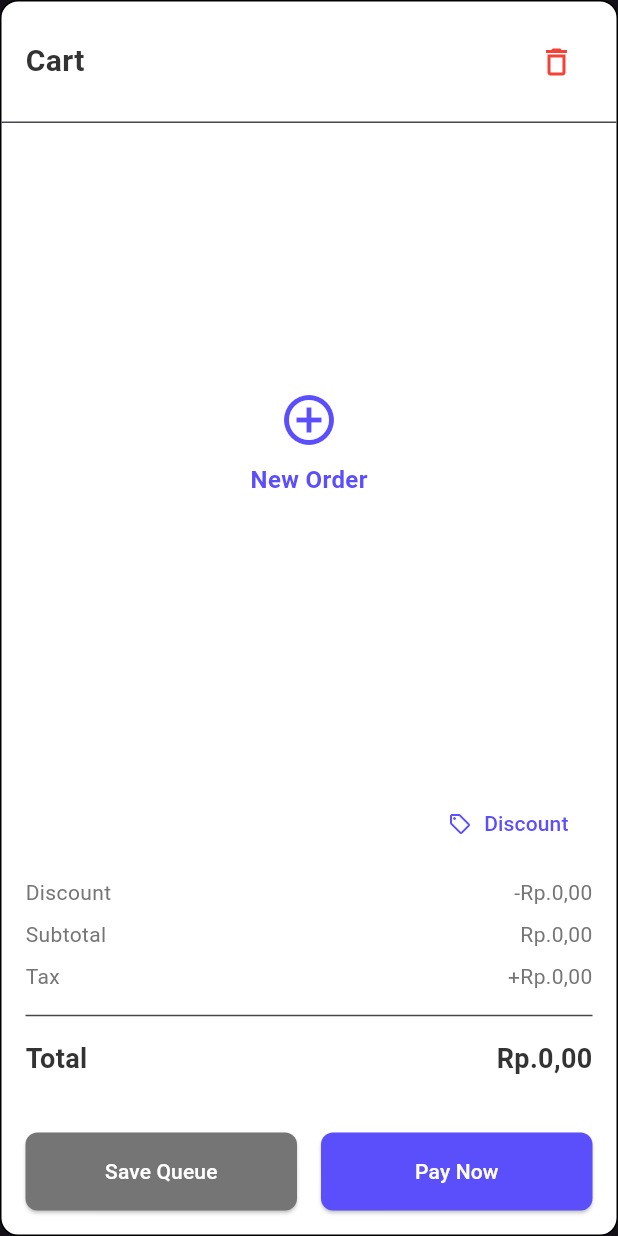
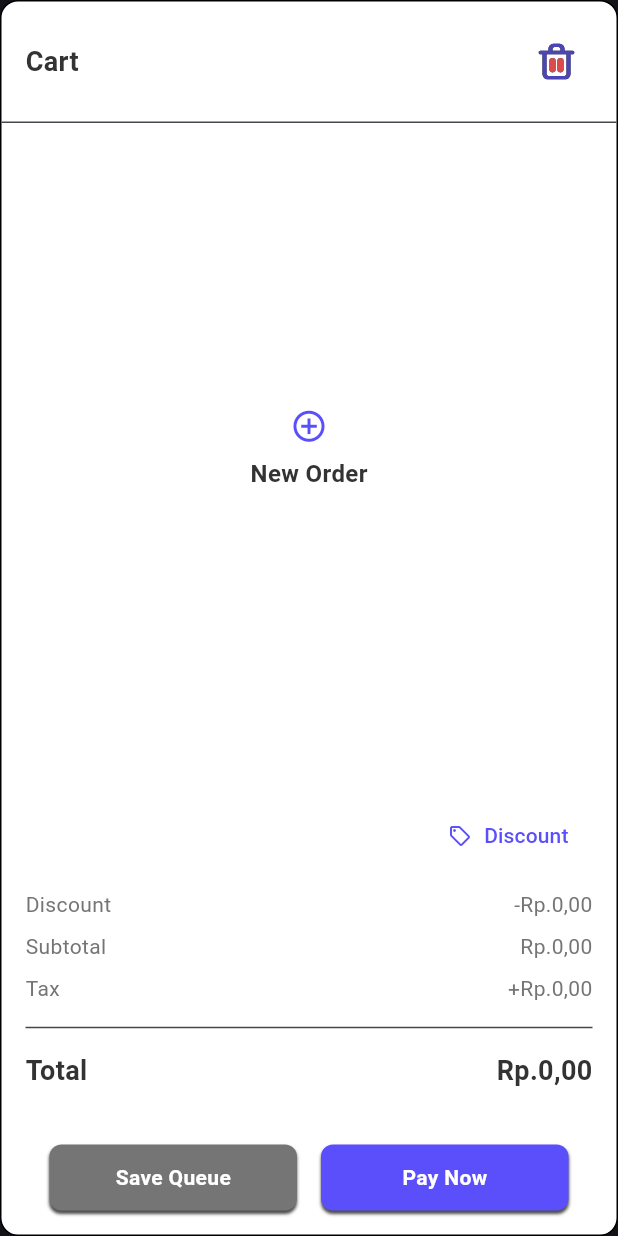
Before and after one commit to cjnsj/proyek_horeka_post_plus, a Flutter app: the CartPanel widget shown alone on an empty page, opened directly, on a phone screen of 412 x 824 dp. Run offline on Flutter 3.47's test engine with Material 3 defaults, Android fonts, the phone set to English and light mode, and no system bars; our stand-ins replace bloc, equatable, flutter_bloc, flutter_svg.

Commit message:
Perbaikan UI Dashboard PART 3

```diff
--- a/lib/features/dashboard/views/widgets/cart_panel.dart
+++ b/lib/features/dashboard/views/widgets/cart_panel.dart
@@ -1,4 +1,8 @@
+// Salin dan Gantikan seluruh isi file
+// lib/features/dashboard/views/widgets/cart_panel.dart
+
 import 'package:flutter/material.dart';
+import 'package:flutter_svg/flutter_svg.dart'; // <--- IMPORT BARU
 import 'package:horeka_post_plus/features/dashboard/views/dashboard_page.dart';
 
 class CartPanel extends StatelessWidget {
@@ -10,8 +14,7 @@ class CartPanel extends StatelessWidget {
       decoration: BoxDecoration(
         color: kWhiteColor,
         borderRadius: BorderRadius.circular(12),
-        // ⭐️ PERUBAHAN DI SINI
-        border: Border.all(color: Colors.black, width: 1), // Ditambahkan border hitam
+        border: Border.all(color: Colors.black, width: 1),
       ),
       child: Column(
         children: [
@@ -25,11 +28,15 @@ class CartPanel extends StatelessWidget {
                   "Cart",
                   style: TextStyle(
                       color: kDarkTextColor,
-                      fontSize: 20,
+                      fontSize: 18,
                       fontWeight: FontWeight.bold),
                 ),
                 IconButton(
-                  icon: const Icon(Icons.delete_outline, color: Colors.red),
+                  icon: SvgPicture.asset(
+                    'assets/icons/delete.svg',
+                    width: 24,
+                    height: 24,
+                  ),
                   onPressed: () {},
                 ),
               ],
@@ -43,13 +50,14 @@ class CartPanel extends StatelessWidget {
               child: Column(
                 mainAxisAlignment: MainAxisAlignment.center,
                 children: [
+                  // Anda bisa ganti ini ke SVG jika punya
                   Icon(Icons.add_circle_outline,
-                      color: kBrandColor, size: 40),
+                      color: kBrandColor, size: 25),
                   const SizedBox(height: 8),
                   const Text(
                     "New Order",
                     style: TextStyle(
-                        color: kBrandColor,
+                        color: kDarkTextColor,
                         fontSize: 16,
                         fontWeight: FontWeight.bold),
                   ),
@@ -68,6 +76,7 @@ class CartPanel extends StatelessWidget {
                   alignment: Alignment.centerRight,
                   child: TextButton.icon(
                     onPressed: () {},
+                    // Anda bisa ganti ini ke SVG jika punya
                     icon: const Icon(Icons.local_offer_outlined,
                         color: kBrandColor, size: 16),
                     label: const Text(
@@ -88,35 +97,22 @@ class CartPanel extends StatelessWidget {
 
           // Tombol Bayar
           Padding(
-            padding: const EdgeInsets.all(16.0),
+            // ⭐️ PERUBAHAN 1: Tambahkan padding horizontal DI LUAR
+            padding: const EdgeInsets.symmetric(horizontal: 32.0, vertical: 16.0),
             child: Row(
               children: [
-                Expanded(
-                  child: ElevatedButton(
-                    onPressed: () {},
-                    style: ElevatedButton.styleFrom(
-                      backgroundColor: Colors.grey.shade600,
-                      foregroundColor: kWhiteColor,
-                      padding: const EdgeInsets.symmetric(vertical: 16),
-                      shape: RoundedRectangleBorder(
-                          borderRadius: BorderRadius.circular(8)),
-                    ),
-                    child: const Text("Save Queue"),
-                  ),
+                // Tombol "Save Queue"
+                _buildFooterButton(
+                  "Save Queue",
+                  backgroundColor: Colors.grey.shade600,
+                  textColor: kWhiteColor,
                 ),
                 const SizedBox(width: 16),
-                Expanded(
-                  child: ElevatedButton(
-                    onPressed: () {},
-                    style: ElevatedButton.styleFrom(
-                      backgroundColor: kBrandColor,
-                      foregroundColor: kWhiteColor,
-                      padding: const EdgeInsets.symmetric(vertical: 16),
-                      shape: RoundedRectangleBorder(
-                          borderRadius: BorderRadius.circular(8)),
-                    ),
-                    child: const Text("Pay Now"),
-                  ),
+                // Tombol "Pay Now"
+                _buildFooterButton(
+                  "Pay Now",
+                  backgroundColor: kBrandColor,
+                  textColor: kWhiteColor,
                 ),
               ],
             ),
@@ -126,6 +122,58 @@ class CartPanel extends StatelessWidget {
     );
   }
 
+  // Fungsi ini meniru style 3D dari tombol "Void Mode"
+  Widget _buildFooterButton(
+    String text, {
+    required Color backgroundColor,
+    required Color textColor,
+    bool pressed = false,
+  }) {
+    // Logika shadow 3D
+    final List<BoxShadow> boxShadow = pressed
+        ? [
+            BoxShadow(
+              color: Colors.black.withOpacity(0.2),
+              blurRadius: 1,
+              offset: const Offset(0, 1),
+            )
+          ]
+        : [
+            BoxShadow(
+              color: Colors.black.withOpacity(0.7),
+              blurRadius: 1,
+              // ⭐️ PERBAIKAN: Offset diubah ke 2 untuk efek 3D
+              offset: const Offset(0, 2),
+            )
+          ];
+
+    return Expanded(
+      child: InkWell(
+        onTap: () {},
+        borderRadius: BorderRadius.circular(8),
+        child: Container(
+          // ⭐️ PERUBAHAN 2: Hapus padding horizontal, kurangi padding vertikal
+          padding: const EdgeInsets.symmetric(vertical: 12.0),
+          decoration: BoxDecoration(
+            color: backgroundColor,
+            borderRadius: BorderRadius.circular(8),
+            boxShadow: boxShadow,
+          ),
+          child: Center(
+            child: Text(
+              text,
+              style: TextStyle(
+                color: textColor,
+                fontWeight: FontWeight.bold, // Dibuat BOLD
+              ),
+            ),
+          ),
+        ),
+      ),
+    );
+  }
+
+  // Fungsi _buildTotalRow tidak berubah
   Widget _buildTotalRow(String title, String amount, {bool isTotal = false}) {
     return Padding(
       padding: const EdgeInsets.symmetric(vertical: 4.0),
--- a/pubspec.yaml
+++ b/pubspec.yaml
@@ -36,6 +36,7 @@ dependencies:
   cupertino_icons: ^1.0.8
   flutter_bloc: ^8.1.5 # (atau versi terbaru)
   equatable: ^2.0.5  # (atau versi terbaru)
+  flutter_svg: ^2.0.10 # (atau versi terbaru)
 
 dev_dependencies:
   flutter_test:
@@ -60,6 +61,7 @@ flutter:
   uses-material-design: true
   assets:
     - assets/images/
+    - assets/icons/
 
   # To add assets to your application, add an assets section, like this:
   # assets:
```
Also changed, not shown: lib/features/dashboard/views/dashboard_page.dart (+13 -4 lines), lib/features/dashboard/views/widgets/main_content.dart (+50 -19 lines), lib/features/dashboard/views/widgets/side_nav_rail.dart (+41 -18 lines), assets/icons/delete.svg (added), assets/icons/document.svg (added), assets/icons/logout.svg (added), assets/icons/print.svg (added), assets/icons/search.svg (added), assets/icons/settings.svg (added), pubspec.lock.
